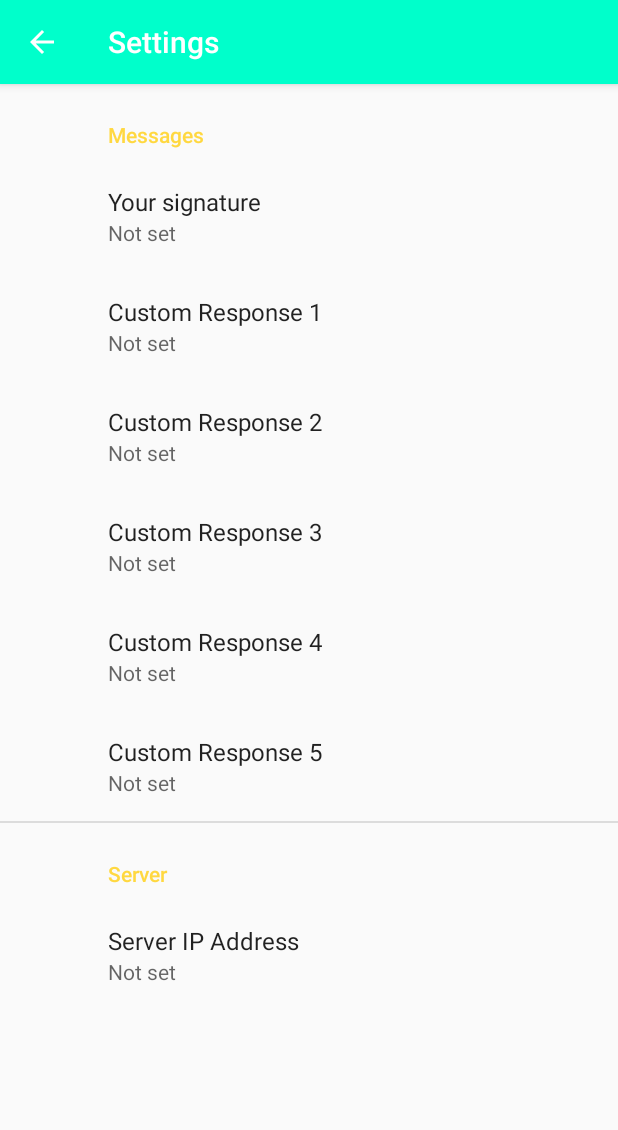
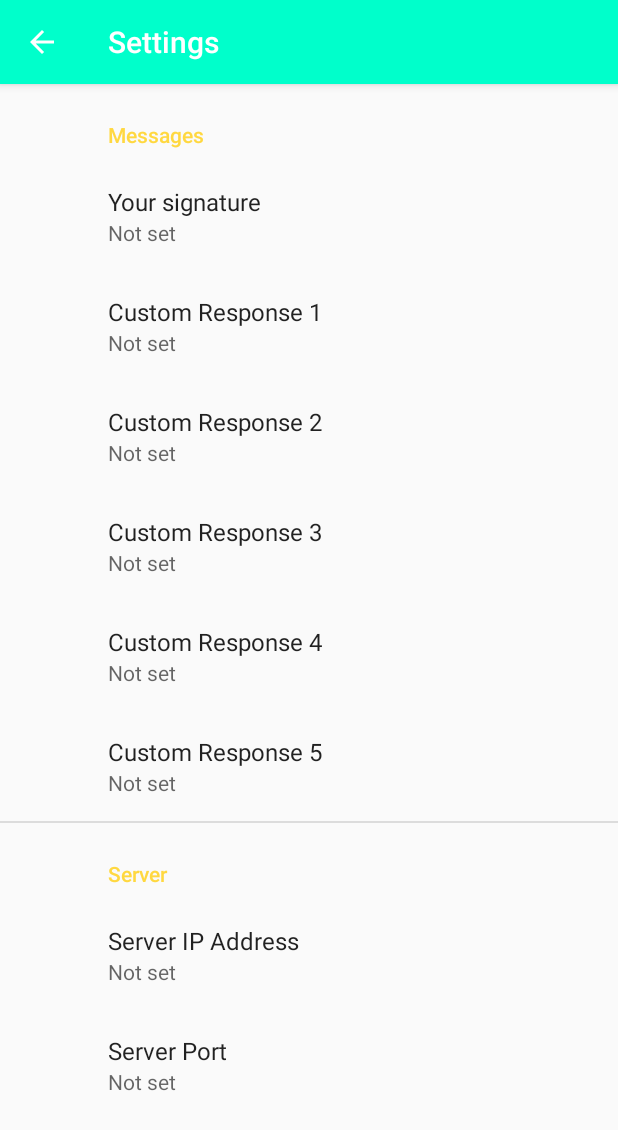
Before and after one commit to mmoo97/MadeIt, an Android app: the SettingsActivity screen opened directly, with no data from a screen before it, on a phone screen of 412 x 824 dp. Shown: the top 1130 px of the screen. Run offline under Robolectric (Android 15) with nearby library versions, the phone set to English and light mode, and no system bars; our stand-ins replace androidx.preference.

Commit message:
Feat custom port

```diff
--- a/Mobile_App/app/src/main/java/com/example/madeit/MainActivity.java
+++ b/Mobile_App/app/src/main/java/com/example/madeit/MainActivity.java
@@ -107,7 +107,8 @@ public class MainActivity extends AppCompatActivity {
                                 Log.i("JSON", postData2.toString());
 
                                 // startConnection("ec2-3-80-254-191.compute-1.amazonaws.com", 8080);
-                                startConnection(prefs.getString("ip_config", "not_set"), 8080);
+                                startConnection(prefs.getString("ip_config", "not_set"),
+                                        Integer.parseInt(prefs.getString("port_config", "-1")));
                                 sendMessage(postData2.toString());
 
                             } catch (JSONException e) {
--- a/Mobile_App/app/src/main/res/values/strings.xml
+++ b/Mobile_App/app/src/main/res/values/strings.xml
@@ -23,6 +23,7 @@
     <string name="reply_title">Default reply action</string>
     <string name="login">Login</string>
     <string name="ip_config">Server IP Address</string>
+    <string name="port_config">Server Port</string>
     <string name="custom_response1">Custom Response 1</string>
     <string name="custom_response2">Custom Response 2</string>
     <string name="custom_response3">Custom Response 3</string>
--- a/Mobile_App/app/src/main/res/xml/root_preferences.xml
+++ b/Mobile_App/app/src/main/res/xml/root_preferences.xml
@@ -14,7 +14,8 @@
   ~ limitations under the License.
   -->
 
-<androidx.preference.PreferenceScreen xmlns:app="http://schemas.android.com/apk/res-auto">
+<androidx.preference.PreferenceScreen xmlns:app="http://schemas.android.com/apk/res-auto"
+    xmlns:android="http://schemas.android.com/apk/res/android">
 
     <PreferenceCategory app:title="@string/messages_header">
 
@@ -80,6 +81,13 @@
             app:title="@string/ip_config"
             app:useSimpleSummaryProvider="true" />
 
+        <EditTextPreference
+            app:key="port_config"
+            app:title="@string/port_config"
+            app:useSimpleSummaryProvider="true"
+            android:numeric="integer"
+            android:maxLength="5"/>
+
     </PreferenceCategory>
 
 </androidx.preference.PreferenceScreen>
```
Also changed, not shown: 1 other file.
